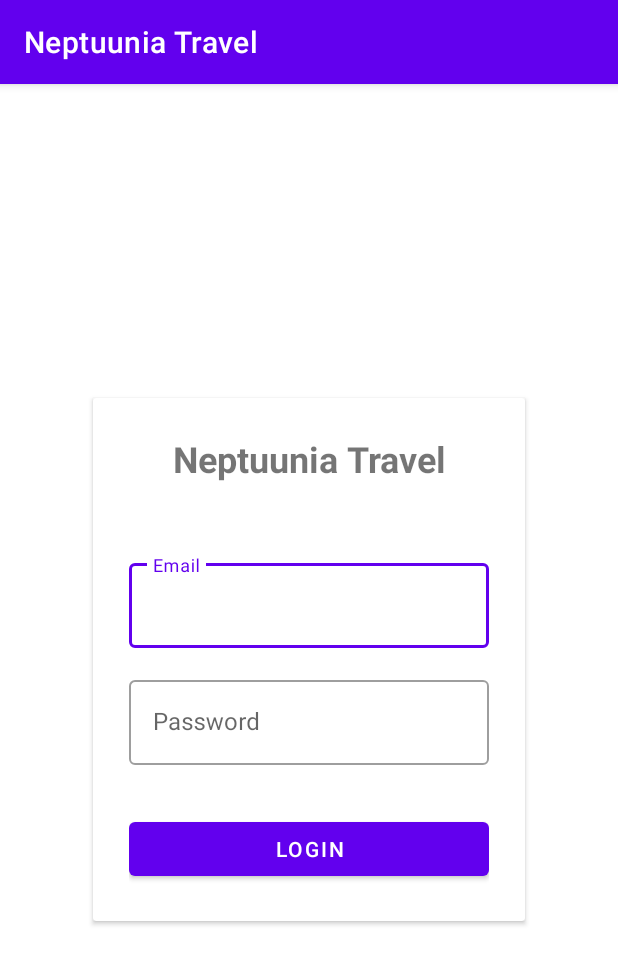
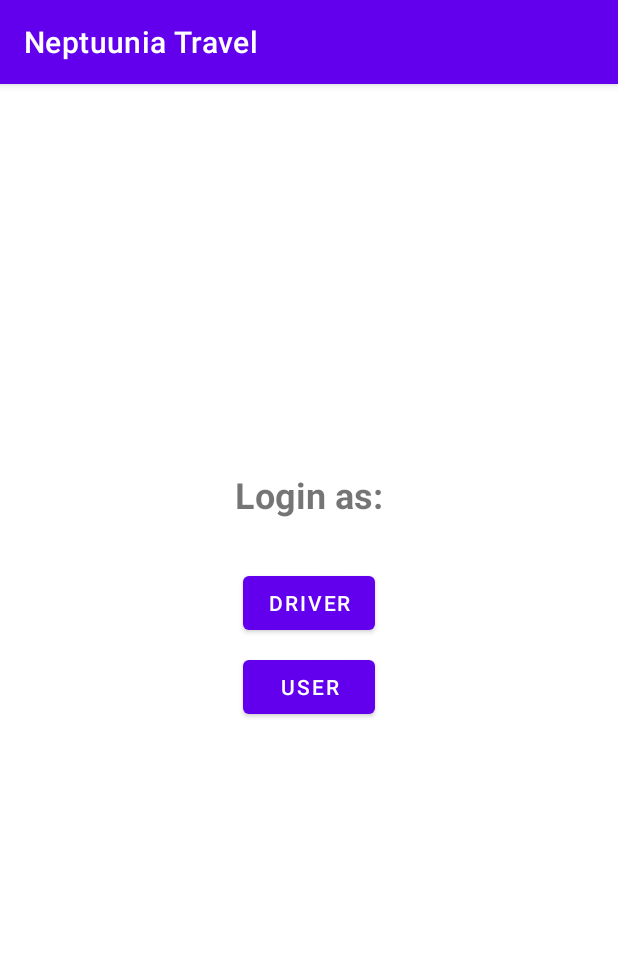
Before and after one commit to putragraha/TravelAndroid, an Android app: the screen it shows after launch (MainActivity), on a phone screen of 412 x 824 dp. Shown: the top 964 px of the screen. Run offline under Robolectric (Android 15) with nearby library versions, the phone set to English and light mode, and no system bars.

Commit message:
Add ViewBinding, Add Main page layout

```diff
--- a/app/build.gradle
+++ b/app/build.gradle
@@ -20,10 +20,13 @@ android {
             proguardFiles getDefaultProguardFile('proguard-android-optimize.txt'), 'proguard-rules.pro'
         }
     }
+
+    buildFeatures {
+        viewBinding true
+    }
 }
 
 dependencies {
-    implementation fileTree(dir: "libs", include: ["*.jar"])
     implementation 'androidx.appcompat:appcompat:1.1.0'
     implementation 'androidx.cardview:cardview:1.0.0'
     implementation 'com.google.android.material:material:1.1.0'
--- a/app/src/main/AndroidManifest.xml
+++ b/app/src/main/AndroidManifest.xml
@@ -16,6 +16,7 @@
                 <category android:name="android.intent.category.LAUNCHER" />
             </intent-filter>
         </activity>
+        <activity android:name=".DriverLoginActivity" />
     </application>
 
 </manifest>
--- a/app/src/main/java/com/neptuunia/travel/MainActivity.java
+++ b/app/src/main/java/com/neptuunia/travel/MainActivity.java
@@ -1,14 +1,30 @@
 package com.neptuunia.travel;
+
+import com.neptuunia.travel.databinding.ActivityMainBinding;
 
 import androidx.appcompat.app.AppCompatActivity;
 
 import android.os.Bundle;
+import android.view.View;
 
 public class MainActivity extends AppCompatActivity {
+
+    private ActivityMainBinding activityMainBinding;
 
     @Override
     protected void onCreate(Bundle savedInstanceState) {
         super.onCreate(savedInstanceState);
-        setContentView(R.layout.activity_main);
+        activityMainBinding = ActivityMainBinding.inflate(getLayoutInflater());
+        setContentView(activityMainBinding.getRoot());
+        setupButtonListener();
+    }
+
+    private void setupButtonListener() {
+        activityMainBinding.btnLoginDriver.setOnClickListener(new View.OnClickListener() {
+            @Override
+            public void onClick(View v) {
+                DriverLoginActivity.startActivity(MainActivity.this);
+            }
+        });
     }
 }
--- a/app/src/main/res/layout/activity_main.xml
+++ b/app/src/main/res/layout/activity_main.xml
@@ -1,76 +1,44 @@
 <?xml version="1.0" encoding="utf-8"?>
-<FrameLayout
-    xmlns:android="http://schemas.android.com/apk/res/android"
+<androidx.constraintlayout.widget.ConstraintLayout xmlns:android="http://schemas.android.com/apk/res/android"
     xmlns:app="http://schemas.android.com/apk/res-auto"
     android:layout_width="match_parent"
     android:layout_height="match_parent">
 
-    <androidx.cardview.widget.CardView
+    <TextView
+        android:id="@+id/tv_title"
         android:layout_width="wrap_content"
         android:layout_height="wrap_content"
-        android:layout_gravity="center">
+        android:text="@string/login_as"
+        android:textSize="24sp"
+        android:textStyle="bold"
+        app:layout_constraintBottom_toBottomOf="parent"
+        app:layout_constraintHorizontal_chainStyle="packed"
+        app:layout_constraintLeft_toLeftOf="parent"
+        app:layout_constraintRight_toRightOf="parent"
+        app:layout_constraintTop_toTopOf="parent"
+        app:layout_constraintVertical_bias="0.35" />
 
-        <androidx.constraintlayout.widget.ConstraintLayout
+    <Button
+        android:id="@+id/btn_login_driver"
         android:layout_width="wrap_content"
         android:layout_height="wrap_content"
-            android:padding="24dp">
+        android:text="@string/driver"
+        android:layout_marginTop="32dp"
+        app:layout_constraintBottom_toTopOf="@+id/btn_login_user"
+        app:layout_constraintHorizontal_chainStyle="packed"
+        app:layout_constraintLeft_toLeftOf="parent"
+        app:layout_constraintRight_toRightOf="parent"
+        app:layout_constraintTop_toBottomOf="@+id/tv_title" />
 
-            <TextView
-                android:id="@+id/tv_login_title"
+    <Button
+        android:id="@+id/btn_login_user"
         android:layout_width="wrap_content"
         android:layout_height="wrap_content"
-                android:text="@string/app_name"
-                android:textSize="24sp"
-                android:textStyle="bold"
+        android:text="@string/user"
+        android:layout_marginTop="8dp"
+        app:layout_constraintHorizontal_chainStyle="packed"
         app:layout_constraintLeft_toLeftOf="parent"
         app:layout_constraintRight_toRightOf="parent"
-                app:layout_constraintTop_toTopOf="parent" />
-
-            <com.google.android.material.textfield.TextInputLayout
-                android:id="@+id/til_email"
-                style="@style/Widget.MaterialComponents.TextInputLayout.OutlinedBox"
-                android:layout_width="240dp"
-                android:layout_height="wrap_content"
-                android:hint="@string/email"
-                android:layout_marginTop="48dp"
-                app:layout_constraintLeft_toLeftOf="parent"
-                app:layout_constraintRight_toRightOf="parent"
-                app:layout_constraintTop_toBottomOf="@id/tv_login_title">
-
-                <com.google.android.material.textfield.TextInputEditText
-                    android:layout_width="match_parent"
-                    android:layout_height="wrap_content" />
-
-            </com.google.android.material.textfield.TextInputLayout>
-
-            <com.google.android.material.textfield.TextInputLayout
-                android:id="@+id/til_password"
-                style="@style/Widget.MaterialComponents.TextInputLayout.OutlinedBox"
-                android:layout_width="240dp"
-                android:layout_height="wrap_content"
-                android:hint="@string/password"
-                android:layout_marginTop="16dp"
-                app:layout_constraintLeft_toLeftOf="parent"
-                app:layout_constraintRight_toRightOf="parent"
-                app:layout_constraintTop_toBottomOf="@id/til_email">
-
-                <com.google.android.material.textfield.TextInputEditText
-                    android:layout_width="match_parent"
-                    android:layout_height="wrap_content" />
-
-            </com.google.android.material.textfield.TextInputLayout>
-
-            <Button
-                android:layout_width="0dp"
-                android:layout_height="wrap_content"
-                android:layout_marginTop="32dp"
-                android:text="@string/login"
-                app:layout_constraintTop_toBottomOf="@id/til_password"
-                app:layout_constraintRight_toRightOf="parent"
-                app:layout_constraintLeft_toLeftOf="parent"/>
+        app:layout_constraintTop_toBottomOf="@+id/btn_login_driver" />
 
 </androidx.constraintlayout.widget.ConstraintLayout>
-
-    </androidx.cardview.widget.CardView>
-
-</FrameLayout>
--- a/app/src/main/res/values/strings.xml
+++ b/app/src/main/res/values/strings.xml
@@ -3,4 +3,7 @@
     <string name="email">Email</string>
     <string name="password">Password</string>
     <string name="login">Login</string>
+    <string name="login_as">Login as:</string>
+    <string name="driver">Driver</string>
+    <string name="user">User</string>
 </resources>
```
Also changed, not shown: app/src/main/java/com/neptuunia/travel/DriverLoginActivity.java (added, +21 -0 lines), app/src/main/res/layout/activity_driver_login.xml (added, +76 -0 lines). Lines whose indentation alone changed are shown as unchanged.
